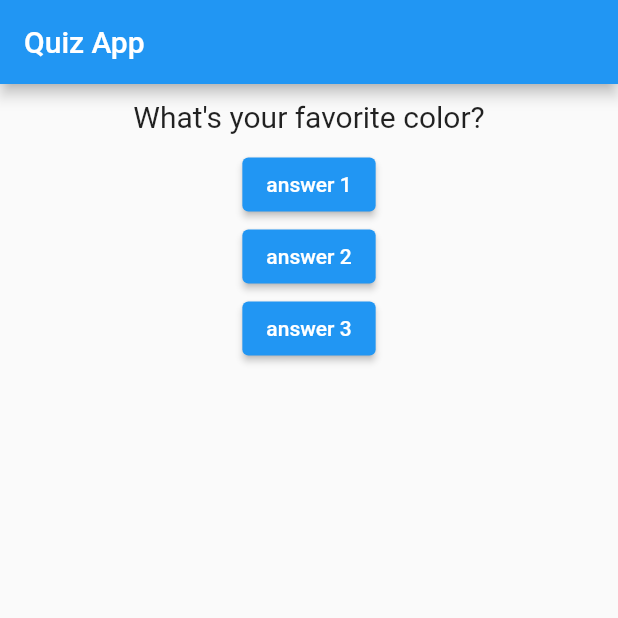
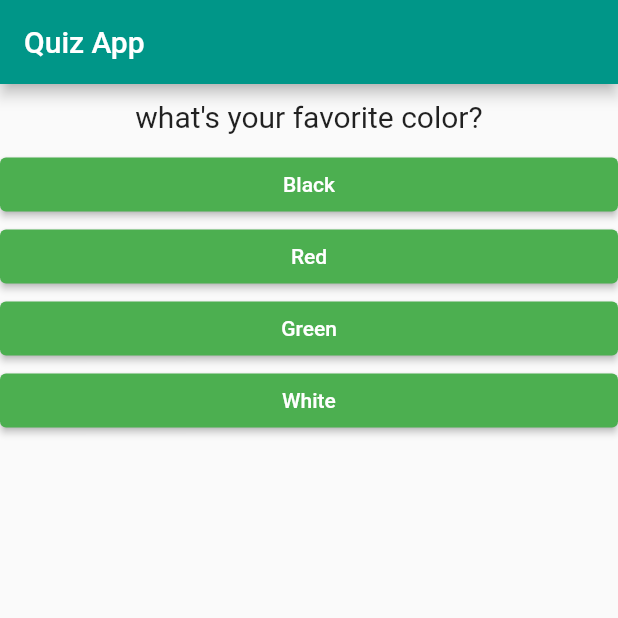
Before and after one commit to Ozurumba007/quiz_app, a Flutter app: the screen it shows after launch, on a phone screen of 412 x 824 dp, the top half of it. Run offline on Flutter 3.47's test engine with Material 2 defaults, Android fonts, the light colour scheme and no system bars.

Commit message:
added if statement in the project

```diff
--- a/lib/answer.dart
+++ b/lib/answer.dart
@@ -1,7 +1,10 @@
 import 'package:flutter/material.dart';
 
 class Answer extends StatelessWidget {
-  const Answer({Key? key}) : super(key: key);
+  final VoidCallback selectHandler;
+  final String answerText;
+
+  Answer(this.selectHandler, this.answerText);
 
   @override
   Widget build(BuildContext context) {
@@ -11,8 +14,8 @@ class Answer extends StatelessWidget {
         style: ElevatedButton.styleFrom(
           backgroundColor: Colors.green,
         ),
-        child: Text('Answer 1'),
-        onPressed: null,
+        child: Text(answerText),
+        onPressed: selectHandler,
       ),
     );
   }
--- a/lib/main.dart
+++ b/lib/main.dart
@@ -1,4 +1,5 @@
 import 'package:flutter/material.dart';
+import 'package:quiz_provider/answer.dart';
 import 'package:quiz_provider/question.dart';
 
 void main() {
@@ -13,28 +14,41 @@ class MyApp extends StatefulWidget {
 }
 
 class _MyAppState extends State<MyApp> {
-  var questionIndex = 0;
+  final questions = const [
+    {
+      'questionText': 'what\'s your favorite color?',
+      'answers': ['Black', 'Red', 'Green', 'White'],
+    },
+    {
+      'questionText': 'what\'s your favorite animal?',
+      'answers': ['Rabbit', 'Snake', 'Green', 'White'],
+    },
+    {
+      'questionText': 'who\'s your favorite Instructor?',
+      'answers': ['Max', 'Leo', 'Max', 'Mac'],
+    },
+  ];
+  var _questionIndex = 0;
 
-  void answerQuestion() {
+  void _answerQuestion() {
+    if (_questionIndex < questions.length) {
+      print('We have more question!');
+    }
     setState(() {
-      questionIndex = questionIndex + 1;
+      _questionIndex = _questionIndex + 1;
     });
 
-    print(questionIndex);
+    print(_questionIndex);
   }
 
   // This widget is the root of your application.
   @override
   Widget build(BuildContext context) {
-    var questions = [
-      'What\'s your favorite color?',
-      'What\'s your favorite animal?',
-    ];
     return MaterialApp(
       debugShowCheckedModeBanner: false,
       title: 'Quiz App',
       theme: ThemeData(
-        primarySwatch: Colors.blue,
+        primarySwatch: Colors.teal,
       ),
       home: Scaffold(
         appBar: AppBar(
@@ -43,20 +57,21 @@ class _MyAppState extends State<MyApp> {
         body: Column(
           children: [
             Question(
-              questions[questionIndex],
+              questions[_questionIndex]['questionText'] as String,
             ),
-            ElevatedButton(
-              onPressed: answerQuestion,
-              child: Text('answer 1'),
-            ),
-            ElevatedButton(
-              onPressed: answerQuestion,
-              child: Text('answer 2'),
-            ),
-            ElevatedButton(
-              onPressed: answerQuestion,
-              child: Text('answer 3'),
-            ),
+            ...(questions[_questionIndex]['answers'] as List<String>)
+                .map((answer) {
+              return Answer(_answerQuestion, answer);
+            }).toList()
+            // Answer(
+            //   selectHandler: _answerQuestion,
+            // ),
+            // Answer(
+            //   selectHandler: _answerQuestion,
+            // ),
+            // Answer(
+            //   selectHandler: _answerQuestion,
+            // ),
           ],
         ),
       ),
```
